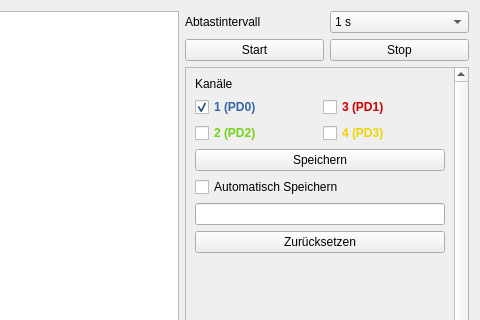
Old version of the form lenlab/gui/loggerform.ui in the repository kalanzun/red_lenlab; both pictures show x 320 to 800 and y 0 to 320 of the 800 by 600 pixel window.
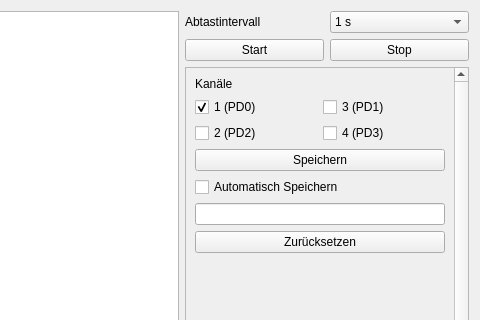
New version of the form. Custom widgets are drawn as their Qt base class.

Commit message: copy colors from curves to labels

```diff
--- a/lenlab/gui/loggerform.ui
+++ b/lenlab/gui/loggerform.ui
@@ -117,24 +117,6 @@
           <height>508</height>
          </rect>
         </property>
-        <property name="styleSheet">
-         <string notr="true">#ch4CheckBox {
-	color: #edd400;
-	font-weight: bold;
-}
-#ch2CheckBox {
-	color: #73d216;
-	font-weight: bold;
-}
-#ch1CheckBox {
-	color: #3465a4;
-	font-weight: bold;
-}
-#ch3CheckBox {
-	color: #cc0000;
-	font-weight: bold;
-}</string>
-        </property>
         <layout class="QVBoxLayout" name="verticalLayout_2">
          <item>
           <widget class="QLabel" name="label">
```
The commit also changes 6 other files.
